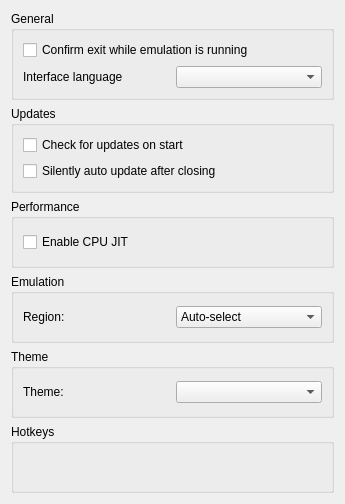
PabloMK7/citra, file src/citra_qt/configuration/configure_general.ui: the form before one commit.
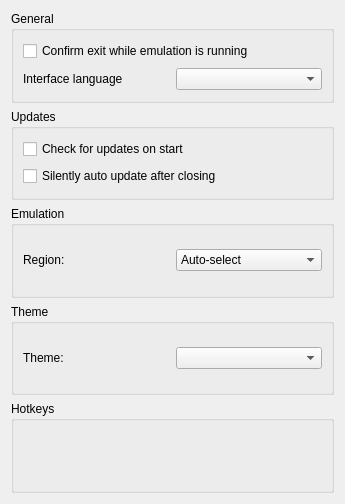
The form after the commit. Custom widgets are drawn as their Qt base class.

Commit message: citra_qt: Move CPU JIT toggle to Debug tab.

Patch:
```diff
--- a/src/citra_qt/configuration/configure_general.ui
+++ b/src/citra_qt/configuration/configure_general.ui
@@ -77,26 +77,6 @@
        </layout>
       </widget>
      </item>
-     <item>
-      <widget class="QGroupBox" name="groupBox_2">
-       <property name="title">
-        <string>Performance</string>
-       </property>
-       <layout class="QHBoxLayout" name="horizontalLayout_7">
-        <item>
-         <layout class="QVBoxLayout" name="verticalLayout_5">
-          <item>
-           <widget class="QCheckBox" name="toggle_cpu_jit">
-            <property name="text">
-             <string>Enable CPU JIT</string>
-            </property>
-           </widget>
-          </item>
-         </layout>
-        </item>
-       </layout>
-      </widget>
-     </item>
      <item>
       <widget class="QGroupBox" name="groupBox_4">
        <property name="title">
```
The commit also changes 3 other files.
